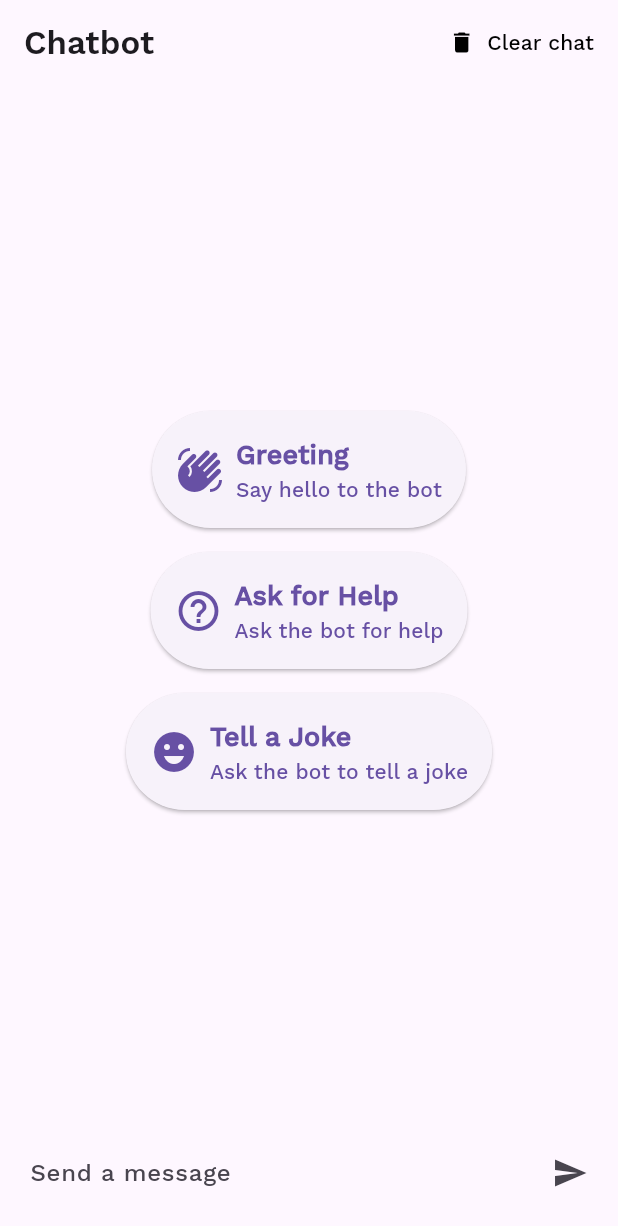
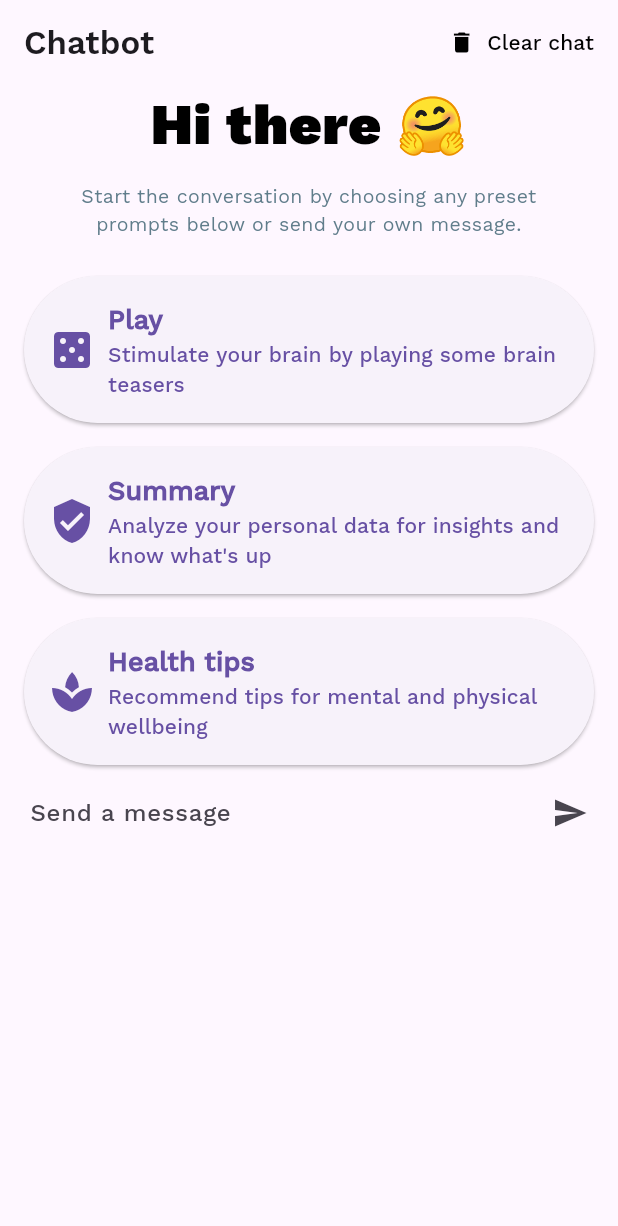
Before and after one commit to andergisomon/the-interns, a Flutter app: the screen it shows after launch, on a phone screen of 412 x 824 dp. Shown: the top 1226 px of the screen. Run offline on Flutter 3.47's test engine with Material 3 defaults, Android fonts, the phone set to English and light mode, and no system bars; our stand-ins replace firebase_core, firebase_messaging, flutter_markdown, loading_animation_widget, shared_preferences; accounts and stored records are empty.

```diff
--- a/app/lib/api/chatbot_api_handler.dart
+++ b/app/lib/api/chatbot_api_handler.dart
@@ -13,11 +13,11 @@ Future<String> getGeminiResponse(String apiKey, String userInput) async {
       url,
       headers: {'Content-Type': 'application/json'},
       body: jsonEncode({
-        "system_instruction":
-        {
-          "parts":
-            { "text": "You are a helpful medical-oriented chatbot. You will help the user on issues related to physical and emotional health and well-being. Start conversations by asking about how the user's day went. In subsequent responses, try to shorten your answers and answer in a friendly, more casual tone."}
-        },
+        // "system_instruction":
+        // {
+        //   "parts":
+        //     { "text": "You are a helpful medical-oriented chatbot. You will help the user on issues related to physical and emotional health and well-being. Start conversations by asking about how the user's day went. In subsequent responses, try to shorten your answers and answer in a friendly, more casual tone."}
+        // },
         'contents': [
           {
             'parts': [
--- a/app/lib/caregiver_screen.dart
+++ b/app/lib/caregiver_screen.dart
@@ -18,8 +18,6 @@ class _CaregiverScreenState extends State<CaregiverScreen> {
 
   @override
   Widget build(BuildContext context) {
-    final ButtonStyle buttonStyle = ElevatedButton.styleFrom(
-                                                textStyle: const TextStyle(fontSize: 16, fontFamily: 'Work Sans Semibold'));
 
     return Scaffold(
       appBar: AppBar(
--- a/app/lib/chatbot_screen.dart
+++ b/app/lib/chatbot_screen.dart
@@ -5,6 +5,8 @@ import 'package:loading_animation_widget/loading_animation_widget.dart';
 import 'package:flutter/services.dart'; // For Clipboard
 import 'dart:convert'; // for JSON encoding/decoding
 import 'package:shared_preferences/shared_preferences.dart'; // temp caching
+
+bool isPresetprompt = false;
 
 class ChatbotScreen extends StatefulWidget {
   const ChatbotScreen({super.key});
@@ -44,8 +46,8 @@ class _ChatbotScreenState extends State<ChatbotScreen> {
     await prefs.setStringList(_messagesKey, messagesJson);
   }
 
-  void _sendMessage({String? presetMessage}) async {
-    final userInput = presetMessage ?? _controller.text;
+  void _sendMessage({String? message}) async {
+    final userInput = message ?? _controller.text;
     if (userInput.isNotEmpty) {
       setState(() {
         _messages.add(ChatMessage(text: userInput, isMe: true));
@@ -118,30 +120,55 @@ class _ChatbotScreenState extends State<ChatbotScreen> {
           ),
         ],
       ),
-      body: Column(
+      body: SingleChildScrollView(
+      child: Column(
         children: [
           Expanded(
             child: _messages.isEmpty
                 ? Column(
                     mainAxisAlignment: MainAxisAlignment.center,
                     children: [
-                      _buildPresetButton(
-                        title: 'Greeting',
-                        subtitle: 'Say hello to the bot',
-                        icon: Icons.waving_hand,
-                        onPressed: () => _sendMessage(presetMessage: 'Hello!'),
+                              const SizedBox(
+                                    height: 60, width: 500,
+                                    child: Padding(padding: EdgeInsets.only(top: 0.0, bottom: 0.0, left: 25.0, right: 25.0),
+                                          child: Text("Hi there 🤗",
+                                                    style: TextStyle(fontFamily: 'Work Sans Black', color: Colors.black, fontSize: 38),
+                                                    textAlign: TextAlign.center,
+                          ),
+                        )
+                      ),
+                              const SizedBox(
+                                    height: 60, width: 500,
+                                    child: Padding(padding: EdgeInsets.only(top: 5.0, bottom: 0.0, left: 25.0, right: 25.0),
+                                          child: Text("Start the conversation by choosing any preset prompts below or send your own message.",
+                                                    style: TextStyle(fontFamily: 'Work Sans', color: Colors.blueGrey, fontSize: 13),
+                                                    textAlign: TextAlign.center,
+                          ),
+                        )
                       ),
                       _buildPresetButton(
-                        title: 'Ask for Help',
-                        subtitle: 'Ask the bot for help',
-                        icon: Icons.help_outline,
-                        onPressed: () => _sendMessage(presetMessage: 'Can you help me?'),
+                        title: 'Play',
+                        subtitle: 'Stimulate your brain by playing some brain teasers',
+                        icon: Icons.casino,
+                        onPressed: () {
+                        _sendMessage(message: 'Come up with 3 interactive puzzle games that can be played by the user via text sequentially. First, return the three games and ask which one the user wants to play. For each turn, Provide an option for the user to quit the game or to continue. The game should be simple and easy and entertain as well as stimulate the brain. The game should be turn-based and based on natural language. Remember, you are to play the game with the user.');
+                        },
                       ),
                       _buildPresetButton(
-                        title: 'Tell a Joke',
-                        subtitle: 'Ask the bot to tell a joke',
-                        icon: Icons.emoji_emotions,
-                        onPressed: () => _sendMessage(presetMessage: 'Tell me a joke!'),
+                        title: 'Summary',
+                        subtitle: "Analyze your personal data for insights and know what's up",
+                        icon: Icons.verified_user,
+                        onPressed: () {
+                        _sendMessage(message: 'Can you help me?');
+                        },
+                      ),
+                      _buildPresetButton(
+                        title: 'Health tips',
+                        subtitle: 'Recommend tips for mental and physical wellbeing',
+                        icon: Icons.spa,
+                        onPressed: () {
+                           _sendMessage(message: 'Give some recommendations to the user on maintaining mental and physical health. e.g. Steps that the user can take, things they can integrate into their daily or weekly routine, etc.');
+                        }
                       ),
                     ],
                   )
@@ -156,6 +183,7 @@ class _ChatbotScreenState extends State<ChatbotScreen> {
           _buildTextComposer(),
         ],
       ),
+    )
     );
   }
 
@@ -195,7 +223,8 @@ class _ChatbotScreenState extends State<ChatbotScreen> {
     required IconData icon,
     required VoidCallback onPressed,
   }) {
-    return Padding(
+    return SafeArea(
+      child: Padding(
       padding: const EdgeInsets.symmetric(vertical: 8.0, horizontal: 16.0),
       child: ElevatedButton.icon(
         onPressed: onPressed,
@@ -212,6 +241,7 @@ class _ChatbotScreenState extends State<ChatbotScreen> {
           alignment: Alignment.centerLeft,
         ),
       ),
+    )
     );
   }
 }
@@ -235,16 +265,6 @@ class ChatMessage extends StatelessWidget {
         'isMe': isMe,
       };
 
-  // // Define a global key to access the current context.
-  // static final navigatorKey = GlobalKey<NavigatorState>();
-
-
-  // Future<void> _copyToClipboard(String text) async {
-  //   await Clipboard.setData(ClipboardData(text: text));
-  //   ScaffoldMessenger.of(navigatorKey.currentContext!).showSnackBar(
-  //     const SnackBar(content: Text('Copied to Clipboard!'), duration: Duration(milliseconds: 750),),
-  //   );
-  // }
 Future<void> _copyToClipboard(BuildContext context, String text) async {
   await Clipboard.setData(ClipboardData(text: text));
 
@@ -282,7 +302,6 @@ Future<void> _copyToClipboard(BuildContext context, String text) async {
                   color: isMe ? const Color.fromARGB(255, 21, 92, 150) : const Color.fromARGB(255, 248, 219, 185),
                   borderRadius: BorderRadius.circular(8.0),
                 ),
-
                 child: MarkdownBody( // Use MarkdownBody instead of Text
                         data: text, // Your message text (which can contain Markdown)
                         styleSheet: MarkdownStyleSheet.fromTheme(Theme.of(context)).
@@ -302,7 +321,7 @@ Future<void> _copyToClipboard(BuildContext context, String text) async {
               margin: const EdgeInsets.only(left: 16.0),
               child: const CircleAvatar(child: Text('Me')),
             ),
-        ],
+            ],
       ),
     );
   }
```
Also changed, not shown: app/assets/images/login_screen.png (added), app/assets/images/login_screen.svg (added).
